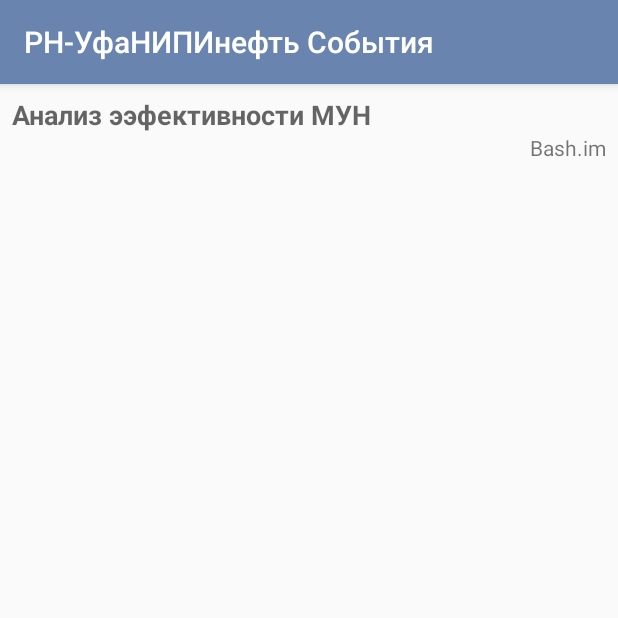
After one commit to Ari0nhh/unipi-mobile, an Android app: the PeriodActivity screen opened directly, with no data from a screen before it, on a phone screen of 412 x 824 dp, the top half of it. The commit adds this screen. Run offline under Robolectric (Android 15) with nearby library versions, the phone set to English and light mode, and no system bars; libraries missing offline, so code that uses them is left out: com.test.

Commit message:
[android] Программа мероприятий

```diff
--- a/clients/Android/UnipiMobile/app/src/main/AndroidManifest.xml
+++ b/clients/Android/UnipiMobile/app/src/main/AndroidManifest.xml
@@ -19,7 +19,9 @@
             </intent-filter>
         </activity>
         <activity android:name=".post_item" />
-        <activity android:name=".EventInfoActivity"></activity>
+        <activity android:name=".EventInfoActivity" />
+        <activity android:name=".PeriodActivity" />
+        <activity android:name=".ActionActivity"></activity>
     </application>
 
 </manifest>
--- /dev/null
+++ b/clients/Android/UnipiMobile/app/src/main/java/com/test/UnipiMobile/PeriodActivity.kt
@@ -0,0 +1,12 @@
+package com.test.UnipiMobile
+
+import android.support.v7.app.AppCompatActivity
+import android.os.Bundle
+
+class PeriodActivity : AppCompatActivity() {
+
+    override fun onCreate(savedInstanceState: Bundle?) {
+        super.onCreate(savedInstanceState)
+        setContentView(R.layout.activity_period)
+    }
+}
--- /dev/null
+++ b/clients/Android/UnipiMobile/app/src/main/res/layout/activity_period.xml
@@ -0,0 +1,62 @@
+<?xml version="1.0" encoding="utf-8"?>
+<RelativeLayout xmlns:android="http://schemas.android.com/apk/res/android"
+xmlns:app="http://schemas.android.com/apk/res-auto"
+android:padding="8dp"
+android:layout_width="match_parent"
+android:layout_height="wrap_content"
+android:gravity="center_vertical">
+
+    <TableLayout
+        android:layout_width="match_parent"
+        android:layout_height="match_parent">
+
+        <TableRow
+            android:layout_width="match_parent"
+            android:layout_height="match_parent" >
+
+            <TextView
+                android:id="@+id/periodName"
+                android:layout_width="match_parent"
+                android:layout_height="wrap_content"
+                android:layout_alignParentLeft="true"
+                android:layout_alignParentStart="true"
+                android:layout_alignParentTop="true"
+                android:layout_weight="1"
+                android:text="Анализ ээфективности МУН"
+                android:textAppearance="@style/TextAppearance.AppCompat.Caption"
+                android:textSize="18sp"
+                android:textStyle="bold" />
+        </TableRow>
+
+        <TableRow
+            android:layout_width="match_parent"
+            android:layout_height="match_parent" >
+
+            <TextView
+                android:id="@+id/periodDates"
+                android:layout_width="wrap_content"
+                android:layout_height="wrap_content"
+                android:layout_alignParentBottom="true"
+                android:layout_centerHorizontal="true"
+                android:layout_weight="1"
+                android:gravity="end"
+                android:text="Bash.im"
+                android:textAlignment="textEnd" />
+        </TableRow>
+
+        <TableRow>
+            <android.support.v7.widget.RecyclerView
+                android:layout_width="match_parent"
+                android:layout_height="match_parent"
+                android:layout_alignParentTop="true"
+                android:layout_alignParentLeft="true"
+                android:id="@+id/actions_recycle_view"
+                android:layout_alignParentStart="true" >
+
+
+            </android.support.v7.widget.RecyclerView>
+        </TableRow>
+
+    </TableLayout>
+
+</RelativeLayout>
```
Also changed, not shown: clients/Android/UnipiMobile/app/src/main/java/com/test/UnipiMobile/ActionActivity.kt (added, +12 -0 lines), clients/Android/UnipiMobile/app/src/main/java/com/test/UnipiMobile/DecriptionFragment.kt (+10 -3 lines), clients/Android/UnipiMobile/app/src/main/java/com/test/UnipiMobile/EventInfoActivity.kt (+5 -1 lines), clients/Android/UnipiMobile/app/src/main/java/com/test/UnipiMobile/PeriodsFragment.kt (+104 -11 lines), clients/Android/UnipiMobile/app/src/main/res/layout/activity_action.xml (added, +51 -0 lines), clients/Android/UnipiMobile/app/src/main/res/layout/activity_event_info.xml (+5 -2 lines), clients/Android/UnipiMobile/app/src/main/res/layout/fragment_decription.xml (+5 -6 lines), clients/Android/UnipiMobile/app/src/main/res/layout/fragment_periods.xml (+13 -6 lines).
